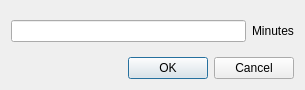
This is ui/SimpleTimerDialog.ui in woodtluk/SimpleTaskManager as Qt 5 draws it before an edit. The edited form follows.
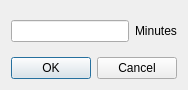
This is the edited form.

```diff
--- a/ui/SimpleTimerDialog.ui
+++ b/ui/SimpleTimerDialog.ui
@@ -6,7 +6,7 @@
    <rect>
     <x>0</x>
     <y>0</y>
-    <width>305</width>
+    <width>182</width>
     <height>90</height>
    </rect>
   </property>
@@ -17,7 +17,11 @@
    <item>
     <layout class="QHBoxLayout" name="horizontalLayout">
      <item>
-      <widget class="QLineEdit" name="m_pLineEdit"/>
+      <widget class="QLineEdit" name="m_pLineEdit">
+       <property name="alignment">
+        <set>Qt::AlignRight|Qt::AlignTrailing|Qt::AlignVCenter</set>
+       </property>
+      </widget>
      </item>
      <item>
       <widget class="QLabel" name="label">
```
Left out of the diff: 24 changed lines with no effect on the pictures.
